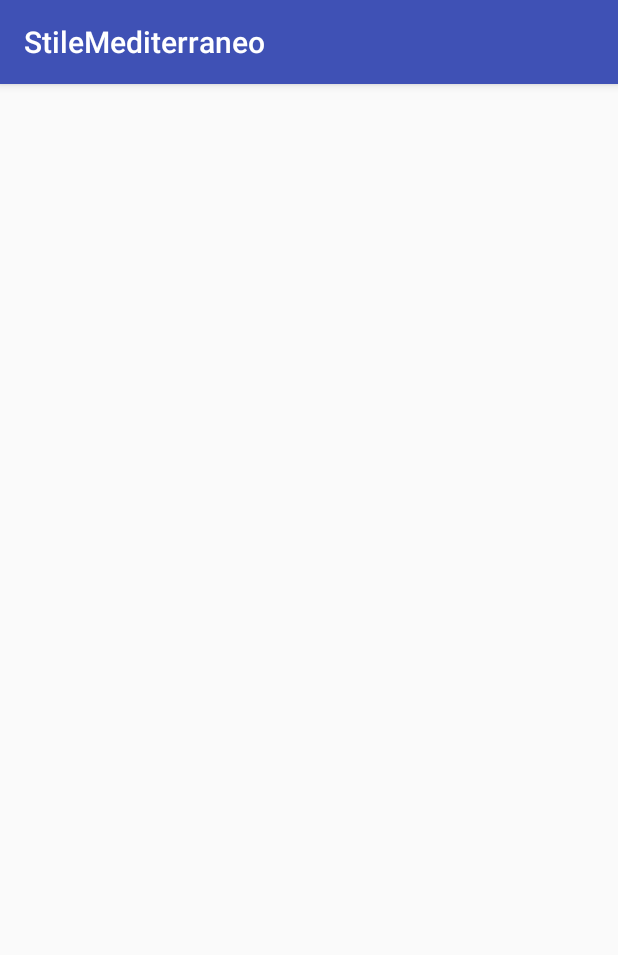
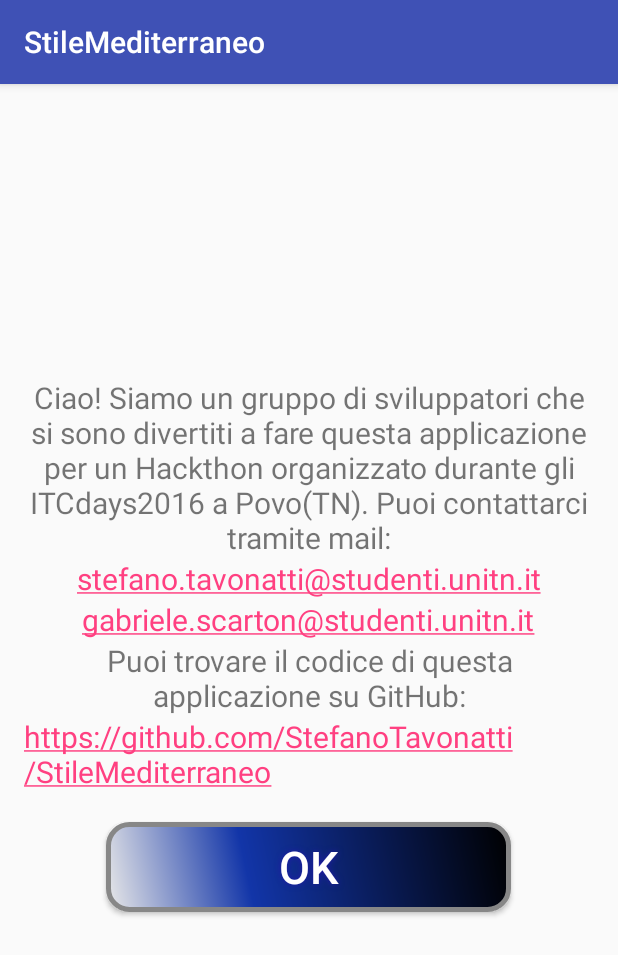
Before and after one commit to StefanoTavonatti/StileMediterraneo, an Android app: the DevCreditsActivity screen opened directly, with no data from a screen before it, on a phone screen of 412 x 824 dp. Shown: the top 955 px of the screen. Run offline under Robolectric (Android 15) with nearby library versions, the phone set to English and light mode, and no system bars.

Commit message:
CheckPoint activity

```diff
--- a/app/src/main/java/ictsdays16/hackaton/stilemediterraneo/DevCreditsActivity.java
+++ b/app/src/main/java/ictsdays16/hackaton/stilemediterraneo/DevCreditsActivity.java
@@ -2,6 +2,7 @@ package ictsdays16.hackaton.stilemediterraneo;
 
 import android.support.v7.app.AppCompatActivity;
 import android.os.Bundle;
+import android.view.View;
 
 public class DevCreditsActivity extends AppCompatActivity {
 
@@ -10,4 +11,7 @@ public class DevCreditsActivity extends AppCompatActivity {
         super.onCreate(savedInstanceState);
         setContentView(R.layout.activity_dev_credits);
     }
+    public void returnHome(View v) {
+        finish();
+    }
 }
--- a/app/src/main/java/ictsdays16/hackaton/stilemediterraneo/InternalInfoActivity.java
+++ b/app/src/main/java/ictsdays16/hackaton/stilemediterraneo/InternalInfoActivity.java
@@ -25,5 +25,8 @@ public class InternalInfoActivity extends AppCompatActivity {
             }
         });
     }
+    public void returnHome(View v) {
+        finish();
+    }
 
 }
--- a/app/src/main/java/ictsdays16/hackaton/stilemediterraneo/LinkInfoActivity.java
+++ b/app/src/main/java/ictsdays16/hackaton/stilemediterraneo/LinkInfoActivity.java
@@ -2,6 +2,7 @@ package ictsdays16.hackaton.stilemediterraneo;
 
 import android.support.v7.app.AppCompatActivity;
 import android.os.Bundle;
+import android.view.View;
 
 public class LinkInfoActivity extends AppCompatActivity {
 
@@ -10,4 +11,7 @@ public class LinkInfoActivity extends AppCompatActivity {
         super.onCreate(savedInstanceState);
         setContentView(R.layout.activity_link_info);
     }
+    public void returnHome(View v) {
+        finish();
+    }
 }
--- a/app/src/main/res/layout/activity_dev_credits.xml
+++ b/app/src/main/res/layout/activity_dev_credits.xml
@@ -1,5 +1,5 @@
 <?xml version="1.0" encoding="utf-8"?>
-<RelativeLayout xmlns:android="http://schemas.android.com/apk/res/android"
+<LinearLayout xmlns:android="http://schemas.android.com/apk/res/android"
     xmlns:tools="http://schemas.android.com/tools"
     android:layout_width="match_parent"
     android:layout_height="match_parent"
@@ -7,6 +7,59 @@
     android:paddingLeft="@dimen/activity_horizontal_margin"
     android:paddingRight="@dimen/activity_horizontal_margin"
     android:paddingTop="@dimen/activity_vertical_margin"
+    android:orientation="vertical"
+    android:gravity="center"
     tools:context="ictsdays16.hackaton.stilemediterraneo.DevCreditsActivity">
 
-</RelativeLayout>
+
+    <TextView
+        android:layout_width="wrap_content"
+        android:layout_height="wrap_content"
+        android:textSize="20dp"
+        android:gravity="center"
+        android:text="@string/dev_presentation" />
+
+    <TextView
+        android:autoLink="email"
+        android:layout_width="wrap_content"
+        android:layout_height="wrap_content"
+        android:textSize="20dp"
+        android:text="stefano.tavonatti@studenti.unitn.it" />
+
+    <TextView
+        android:autoLink="email"
+        android:layout_width="wrap_content"
+        android:layout_height="wrap_content"
+        android:textSize="20dp"
+        android:text="gabriele.scarton@studenti.unitn.it" />
+
+    <TextView
+        android:layout_width="wrap_content"
+        android:layout_height="wrap_content"
+        android:textSize="20dp"
+        android:gravity="center"
+        android:text="@string/dev_github" />
+
+    <TextView
+        android:autoLink="web"
+        android:layout_width="wrap_content"
+        android:layout_height="wrap_content"
+        android:textSize="20dp"
+        android:text="https://github.com/StefanoTavonatti/StileMediterraneo" />
+
+    <Button
+        android:text="@string/return_button"
+        android:textColor="#FFFFFF"
+        android:textSize="30sp"
+
+        android:layout_width="270dp"
+        android:layout_height="60dp"
+        android:background="@drawable/custom_bottom"
+        android:shadowColor="#2118A8"
+        android:shadowDx="0"
+        android:shadowDy="0"
+        android:shadowRadius="5"
+        android:layout_margin="20dp"
+        android:onClick="returnHome"/>
+
+</LinearLayout>
--- a/app/src/main/res/values/strings.xml
+++ b/app/src/main/res/values/strings.xml
@@ -26,4 +26,8 @@
     <string name="return_button">OK</string>
     <string name="title_activity_internal_info">InternalInfoActivity</string>
 
+    <!-- dev strings -->
+    <string name="dev_presentation">Ciao! Siamo un gruppo di sviluppatori che si sono divertiti a fare questa applicazione per un Hackthon organizzato durante gli ITCdays2016 a Povo(TN). Puoi contattarci tramite mail:</string>
+    <string name="dev_github">Puoi trovare il codice di questa applicazione su GitHub:</string>
+
 </resources>
```
